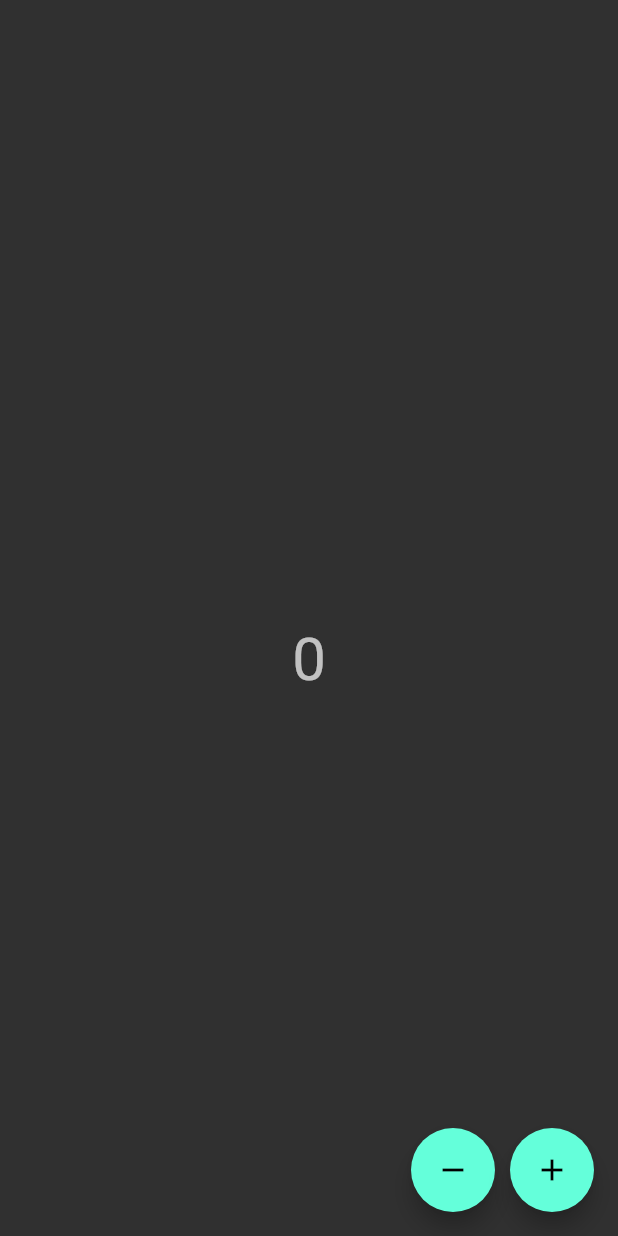
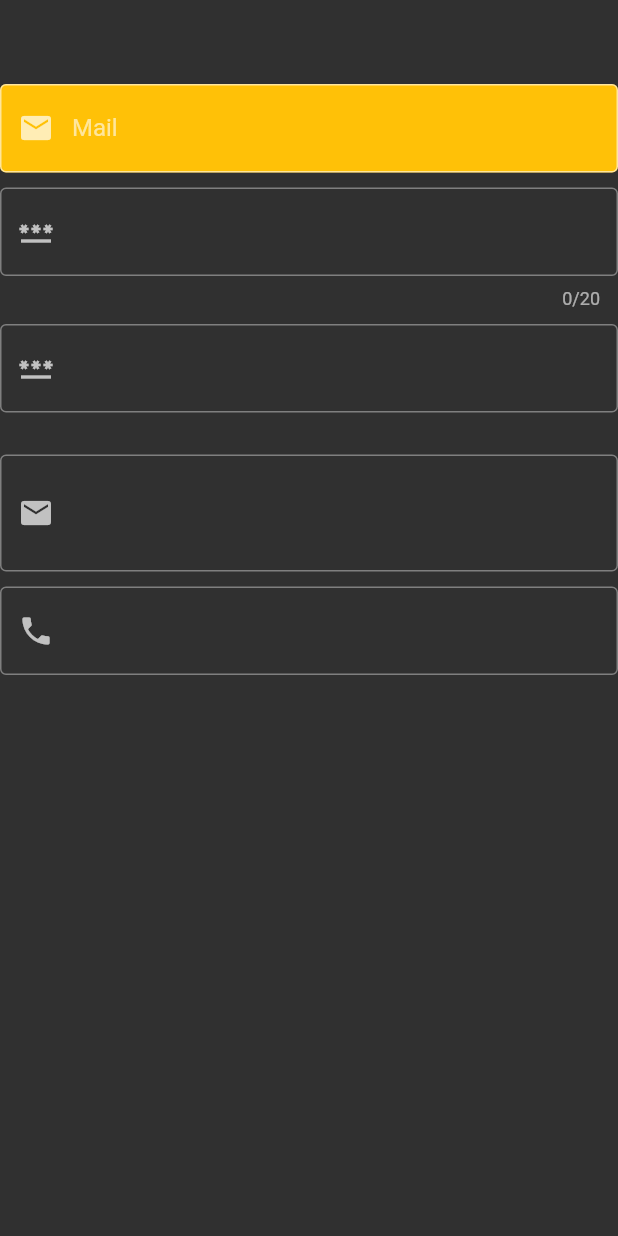
Before and after one commit to mahirefe34/flutter_full_learn, a Flutter app: the screen it shows after launch, on a phone screen of 412 x 824 dp. Run offline on Flutter 3.47's test engine with Material 2 defaults, Android fonts, the phone set to English and light mode, and no system bars.

Commit message:
text field,page view,life cycle işelndi

```diff
--- /dev/null
+++ b/lib/101/text_field_learn.dart
@@ -0,0 +1,83 @@
+import 'package:flutter/material.dart';
+
+class TextFieldLearn extends StatefulWidget {
+  const TextFieldLearn({super.key});
+
+  @override
+  State<TextFieldLearn> createState() => _TextFieldLearnState();
+}
+
+class _TextFieldLearnState extends State<TextFieldLearn> {
+  final key = GlobalKey();
+  @override
+  Widget build(BuildContext context) {
+    return Scaffold(
+      appBar: AppBar(),
+      body: Column(
+        children: [
+          const TextField(
+            decoration: InputDecoration(
+              prefixIcon: Icon(Icons.mail),
+              border: OutlineInputBorder(),
+              hintText: 'mail@example.com',
+              labelText: 'Mail',
+              filled: true,
+              fillColor: Colors.amber,
+            ),
+            textInputAction: TextInputAction.next,
+          ),
+          const SizedBox(height: 10),
+          const TextField(
+            maxLength: 20,
+            decoration: InputDecoration(
+              prefixIcon: Icon(Icons.password),
+              border: OutlineInputBorder(),
+            ),
+            textInputAction: TextInputAction.next,
+          ),
+          const SizedBox(height: 10),
+          TextField(
+            maxLength: 20,
+            buildCounter: (context,
+                {int? currentLength, bool? isFocused, maxLength}) {
+              return AnimatedContainer(
+                duration: const Duration(seconds: 1),
+                height: 10,
+                width: 10.0 * (currentLength ?? 0),
+                color: Colors.green[100],
+                //color: Colors.green[100 * ((currentLength ?? 0) ~/ 2)],
+              );
+            },
+            decoration: const InputDecoration(
+              prefixIcon: Icon(Icons.password),
+              border: OutlineInputBorder(),
+            ),
+            textInputAction: TextInputAction.search,
+          ),
+          const SizedBox(height: 10),
+          const TextField(
+            keyboardType: TextInputType.emailAddress,
+            autofillHints: [AutofillHints.email],
+            decoration: InputDecoration(
+              prefixIcon: Icon(Icons.mail),
+              border: OutlineInputBorder(),
+            ),
+            textInputAction: TextInputAction.done,
+            minLines: 2,
+            maxLines: 4,
+          ),
+          const SizedBox(height: 10),
+          const TextField(
+            keyboardType: TextInputType.phone,
+            autofillHints: [AutofillHints.telephoneNumber],
+            decoration: InputDecoration(
+              prefixIcon: Icon(Icons.phone),
+              border: OutlineInputBorder(),
+            ),
+            textInputAction: TextInputAction.done,
+          ),
+        ],
+      ),
+    );
+  }
+}
--- a/lib/main.dart
+++ b/lib/main.dart
@@ -1,10 +1,7 @@
 import 'package:flutter/material.dart';
 import 'package:flutter/services.dart';
 
-import '101/column_row_learn.dart';
-import '101/list_tile_learn.dart';
-import '101/stack_learn.dart';
-import '101/statefull_learn.dart';
+import '101/text_field_learn.dart';
 
 void main() {
   runApp(const MyApp());
@@ -28,7 +25,7 @@ class MyApp extends StatelessWidget {
           ),
           progressIndicatorTheme:
               const ProgressIndicatorThemeData(color: Colors.white)),
-      home: const StatefullLearn(),
+      home: const TextFieldLearn(),
     );
   }
 }
--- /dev/null
+++ b/lib/product/language/language_items.dart
@@ -0,0 +1,3 @@
+class LanguageItems {
+  static const welcomeTitle = 'Merhaba';
+}
```
Also changed, not shown: lib/101/page_view_learn.dart (added, +66 -0 lines), lib/101/statefull_learn.dart (+21 -9 lines), lib/101/statefull_life_cycle_learn.dart (added, +73 -0 lines), lib/product/counter_hello_button.dart (added, +24 -0 lines).
